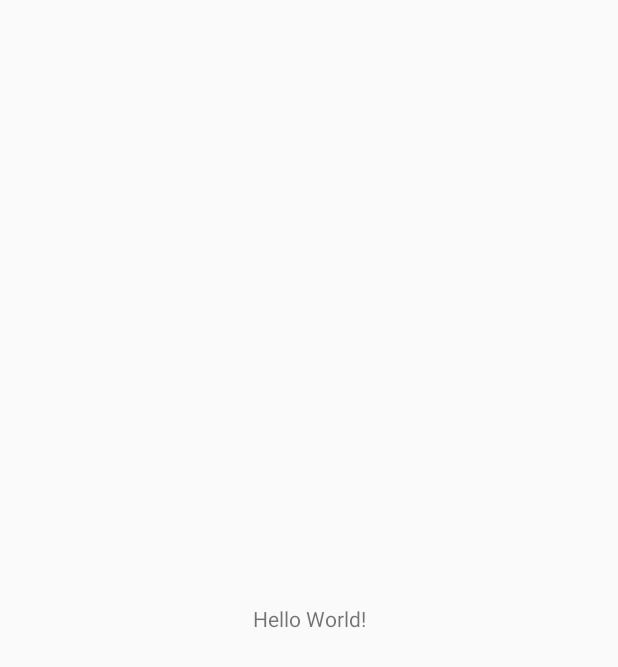
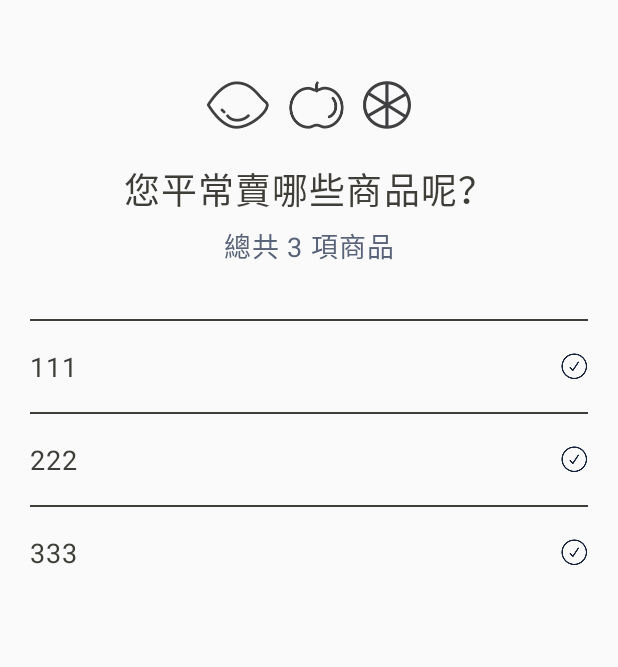
Before and after one commit to doyouaflavor/vendor-check-in-android, an Android app: the screen it shows after launch (MainActivity before the commit, ItemListActivity after it), on a phone screen of 412 x 824 dp. Before the commit the part shown is almost empty. Shown: the top 667 px of the screen. Run offline under Robolectric (Android 15) with nearby library versions, the light colour scheme and no system bars.

Commit message:
impl UI in page of items

```diff
--- a/app/src/main/AndroidManifest.xml
+++ b/app/src/main/AndroidManifest.xml
@@ -7,9 +7,8 @@
         android:icon="@mipmap/ic_launcher"
         android:label="@string/app_name"
         android:roundIcon="@mipmap/ic_launcher_round"
-        android:supportsRtl="true"
         android:theme="@style/AppTheme">
-        <activity android:name="tw.doyouaflavor.vendorcheckin.page.MainActivity">
+        <activity android:name="tw.doyouaflavor.vendorcheckin.page.ItemListActivity">
             <intent-filter>
                 <action android:name="android.intent.action.MAIN" />
 
@@ -18,7 +17,7 @@
         </activity>
         <activity android:name=".page.InviteActivity" />
         <activity android:name=".page.RegisterActivity" />
-        <activity android:name=".page.ItemListActivity" />
+        <!--<activity android:name=".page.ItemListActivity" />-->
         <activity android:name=".page.ItemCompleteActivity" />
     </application>
 
--- /dev/null
+++ b/app/src/main/java/tw/doyouaflavor/vendorcheckin/data/model/Item.kt
@@ -0,0 +1,3 @@
+package tw.doyouaflavor.vendorcheckin.data.model
+
+class Item(val name:String)
--- a/app/src/main/java/tw/doyouaflavor/vendorcheckin/page/ItemCompleteActivity.kt
+++ b/app/src/main/java/tw/doyouaflavor/vendorcheckin/page/ItemCompleteActivity.kt
@@ -1,10 +1,18 @@
 package tw.doyouaflavor.vendorcheckin.page
 
+import android.content.Context
+import android.content.Intent
 import android.os.Bundle
 import android.support.v7.app.AppCompatActivity
 import tw.doyouaflavor.vendorcheckin.R
 
-class ItemCompleteActivity :AppCompatActivity(){
+class ItemCompleteActivity : AppCompatActivity() {
+
+    companion object {
+        fun start(context: Context) {
+            context.startActivity(Intent(context, ItemCompleteActivity::class.java))
+        }
+    }
 
     override fun onCreate(savedInstanceState: Bundle?) {
         super.onCreate(savedInstanceState)
--- a/app/src/main/java/tw/doyouaflavor/vendorcheckin/page/ItemListActivity.kt
+++ b/app/src/main/java/tw/doyouaflavor/vendorcheckin/page/ItemListActivity.kt
@@ -2,12 +2,81 @@ package tw.doyouaflavor.vendorcheckin.page
 
 import android.os.Bundle
 import android.support.v7.app.AppCompatActivity
+import android.support.v7.widget.LinearLayoutManager
+import android.support.v7.widget.RecyclerView
+import android.view.LayoutInflater
+import android.view.View
+import android.view.View.GONE
+import android.view.View.VISIBLE
+import android.view.ViewGroup
+import android.widget.CompoundButton
+import kotlinx.android.synthetic.main.activity_item_list.*
+import kotlinx.android.synthetic.main.item_commodity.view.*
 import tw.doyouaflavor.vendorcheckin.R
+import tw.doyouaflavor.vendorcheckin.data.model.Item
 
 class ItemListActivity : AppCompatActivity() {
+
+    private lateinit var viewAdapter: ItemAdapter
 
     override fun onCreate(savedInstanceState: Bundle?) {
         super.onCreate(savedInstanceState)
         setContentView(R.layout.activity_item_list)
+
+        val item1 = ItemViewModel("111")
+        val item2 = ItemViewModel("222")
+        val item3 = ItemViewModel("333")
+        val list = listOf(item1, item2, item3)
+        viewAdapter = ItemAdapter(list)
+
+        textAmount.text = "總共 ${list.size} 項商品"
+        viewAdapter.onItemSelected = {
+            buttonSubmit.visibility = if (it.isEmpty()) GONE else VISIBLE
+        }
+
+        recyclerView.apply {
+            setHasFixedSize(true)
+            layoutManager = LinearLayoutManager(this@ItemListActivity)
+            adapter = viewAdapter
+        }
+
+        buttonSubmit.setOnClickListener { ItemCompleteActivity.start(this) }
     }
 }
+
+class ItemAdapter(val items: List<ItemViewModel>) : RecyclerView.Adapter<RecyclerView.ViewHolder>() {
+
+    var onItemSelected = { items: List<Item> -> }
+    fun result() = items.filter { it.selected }
+            .map { Item(it.name) }
+            .toList()
+
+    override fun onCreateViewHolder(parent: ViewGroup, viewType: Int): RecyclerView.ViewHolder {
+        val view = LayoutInflater.from(parent.context).inflate(R.layout.item_commodity, parent, false)
+        return ItemViewHolder(view)
+    }
+
+    override fun getItemCount(): Int {
+        return items.size
+    }
+
+    override fun onBindViewHolder(holder: RecyclerView.ViewHolder, position: Int) {
+        holder.itemView.textName.text = items[position].name
+        holder.itemView.checkbox.isSelected = items[position].selected
+        holder.itemView.checkbox.setOnCheckedChangeListener { _: CompoundButton, b: Boolean ->
+            items[position].selected = b
+            onItemSelected.invoke(result())
+        }
+//        holder.itemView.setOnClickListener {
+//            items[position].selected = items[position].selected.not()
+//            holder.itemView.checkbox.isSelected =items[position].selected
+//            count()
+//        }
+    }
+}
+
+class ItemViewHolder(view: View) : RecyclerView.ViewHolder(view)
+class ItemViewModel(
+        val name: String,
+        var selected: Boolean = false
+)
--- a/app/src/main/res/layout/activity_item_list.xml
+++ b/app/src/main/res/layout/activity_item_list.xml
@@ -45,13 +45,24 @@
         android:id="@+id/recyclerView"
         android:layout_width="match_parent"
         android:layout_height="0dp"
+        android:layout_marginTop="35dp"
         app:layout_constraintBottom_toBottomOf="parent"
         app:layout_constraintTop_toBottomOf="@+id/textAmount" />
 
     <android.support.v7.widget.AppCompatButton
         android:id="@+id/buttonSubmit"
-        android:layout_width="wrap_content"
+        android:layout_width="match_parent"
         android:layout_height="wrap_content"
+        android:background="@drawable/back_button"
+        android:layout_marginStart="10dp"
+        android:layout_marginEnd="10dp"
+        android:layout_marginBottom="10dp"
+        android:textSize="18sp"
+        android:textColor="@android:color/white"
+        android:letterSpacing="0.03"
+        android:visibility="gone"
+        android:gravity="center"
+        android:text="確定"
         app:layout_constraintBottom_toBottomOf="parent"
         app:layout_constraintEnd_toEndOf="parent"
         app:layout_constraintStart_toStartOf="parent" />
--- a/app/src/main/res/layout/item_commodity.xml
+++ b/app/src/main/res/layout/item_commodity.xml
@@ -13,10 +13,11 @@
         android:background="@color/dark_grey" />
 
     <android.support.v7.widget.AppCompatTextView
+        android:id="@+id/textName"
         android:layout_width="wrap_content"
         android:layout_height="wrap_content"
         android:layout_marginStart="20dp"
-        android:layout_marginTop="20dp"
+        android:layout_marginTop="0.5dp"
         android:letterSpacing="0.03"
         android:textColor="@color/dark_grey"
         android:textSize="18sp"
@@ -29,9 +30,10 @@
         android:id="@+id/checkbox"
         android:layout_width="wrap_content"
         android:layout_height="wrap_content"
+        android:layout_marginEnd="20dp"
+        android:layout_marginTop="0.5dp"
         android:button="@drawable/checkbox"
         app:layout_constraintBottom_toBottomOf="parent"
-        android:layout_marginEnd="20dp"
         app:layout_constraintEnd_toEndOf="parent"
         app:layout_constraintTop_toTopOf="parent" />
 
```
